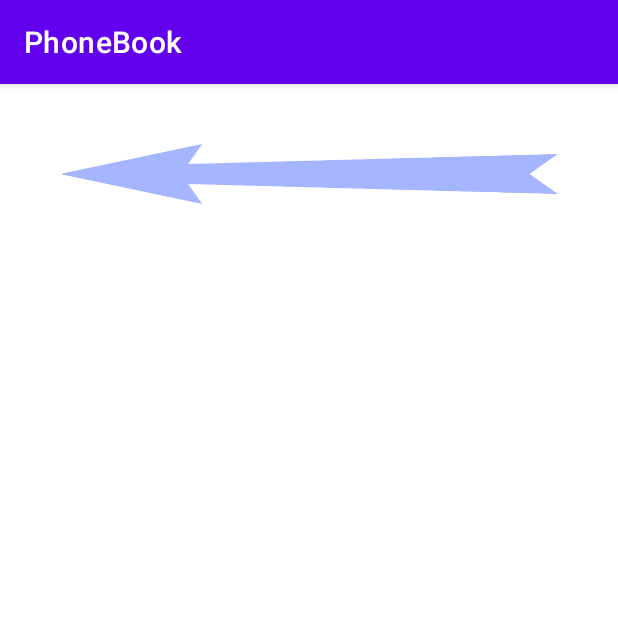
After one commit to Igor-developer/PhoneBook, an Android app: the FindingsActivity screen opened directly, with no data from a screen before it, on a phone screen of 412 x 824 dp, the top half of it. The commit adds this screen. Run offline under Robolectric (Android 15) with nearby library versions, the phone set to English and light mode, and no system bars.

Commit message:
Выполнено домашнее задание занятия №3 по Android - модифицировать приложение PhoneBook, чтобы найденные телефоны отображались на третьей Activity.
Модифицировать приложение PhoneBook - должно быть три Activity:
Activity 1 - в ней храним контакты и делаем поиск.
Activity 2 - в ней добавляем новые контакты.
Activity 3 - в ней показываем найденные контакты.

```diff
--- a/app/src/main/AndroidManifest.xml
+++ b/app/src/main/AndroidManifest.xml
@@ -9,7 +9,8 @@
         android:roundIcon="@mipmap/ic_launcher_round"
         android:supportsRtl="true"
         android:theme="@style/Theme.PhoneBook">
-        <activity android:name=".AddActivity"></activity>
+        <activity android:name=".FindingsActivity"></activity>
+        <activity android:name=".AddActivity" />
         <activity android:name=".MainActivity">
             <intent-filter>
                 <action android:name="android.intent.action.MAIN" />
--- a/app/src/main/java/com/example/android/phonebook/AddActivity.java
+++ b/app/src/main/java/com/example/android/phonebook/AddActivity.java
@@ -2,13 +2,11 @@ package com.example.android.phonebook;
 
 import androidx.appcompat.app.AppCompatActivity;
 import androidx.appcompat.widget.AppCompatButton;
-
 import android.content.Intent;
 import android.os.Bundle;
 import android.widget.EditText;
 import android.widget.TextView;
 import android.widget.Toast;
-
 import java.util.Map;
 import java.util.Set;
 import java.util.TreeSet;
--- /dev/null
+++ b/app/src/main/java/com/example/android/phonebook/FindingsActivity.java
@@ -0,0 +1,26 @@
+package com.example.android.phonebook;
+
+import androidx.appcompat.app.AppCompatActivity;
+import android.content.Intent;
+import android.os.Bundle;
+import android.widget.ImageButton;
+import android.widget.TextView;
+
+public class FindingsActivity extends AppCompatActivity {
+
+    @Override
+    protected void onCreate(Bundle savedInstanceState) {
+        super.onCreate(savedInstanceState);
+        setContentView(R.layout.activity_findings);
+
+        TextView phone_numbers_view = findViewById(R.id.phone_numbers);
+        Intent intent = getIntent();
+        phone_numbers_view.setText(intent.getStringExtra("findings"));
+
+        ImageButton backButton = findViewById(R.id.back_arrow);
+        backButton.setOnClickListener(v -> {
+            Intent intent2 = new Intent(FindingsActivity.this, MainActivity.class);
+            startActivity(intent2);
+        });
+    }
+}
--- a/app/src/main/java/com/example/android/phonebook/MainActivity.java
+++ b/app/src/main/java/com/example/android/phonebook/MainActivity.java
@@ -2,22 +2,20 @@ package com.example.android.phonebook;
 
 import androidx.appcompat.app.AppCompatActivity;
 import androidx.appcompat.widget.AppCompatButton;
-
 import android.content.Intent;
 import android.os.Bundle;
 import android.widget.EditText;
 import android.widget.TextView;
-
 import java.util.Map;
 import java.util.Set;
 import java.util.TreeMap;
 
 public class MainActivity extends AppCompatActivity {
-//Занятие 2.
-//Создать приложение PhoneBook. В телефонную книгу можно добавлять контакт по имени и телефон.
-//Искать контакт нужно по имени.
-//После добавления контакта в список обязательно очищать поля ввода.
-//Ещё необходимо добавить текстовое поле с количеством контактов.
+//Занятие 3.
+//Модифицировать приложение PhoneBook - должно быть три Activity:
+//Activity 1 - в ней храним контакты и делаем поиск.
+//Activity 2 - в ней добавляем новые контакты.
+//Activity 3 - в ней показываем найденные контакты.
 
     private static Map<String, Set<String>> phones;
 
@@ -93,7 +91,10 @@ public class MainActivity extends AppCompatActivity {
                 findings.append(n++).append(") ").append(i).append(System.lineSeparator());
             }
 
-            notification_view.setText(findings.toString());
+            Intent intent = new Intent(this, FindingsActivity.class);
+            intent.putExtra("findings", findings.toString());
+            name_view.setText("");
+            startActivity(intent);
         } else {
             notification_view.setTextColor(getResources().getColor(R.color.red));
             notification_view.setText(getString(R.string.zero_person_phones, name));
--- /dev/null
+++ b/app/src/main/res/layout/activity_findings.xml
@@ -0,0 +1,34 @@
+<?xml version="1.0" encoding="utf-8"?>
+<ScrollView xmlns:android="http://schemas.android.com/apk/res/android"
+    xmlns:tools="http://schemas.android.com/tools"
+    android:fillViewport="false"
+    android:layout_width="match_parent"
+    android:layout_height="wrap_content"
+    tools:context=".FindingsActivity">
+
+    <LinearLayout xmlns:app="http://schemas.android.com/apk/res-auto"
+        android:layout_width="match_parent"
+        android:layout_height="wrap_content"
+        android:orientation="vertical">
+
+        <ImageButton
+            android:id="@+id/back_arrow"
+            android:layout_width="wrap_content"
+            android:layout_height="40dp"
+            android:layout_margin="40dp"
+            android:background="@color/white"
+            android:contentDescription="@string/back"
+            android:scaleType="fitXY"
+            app:srcCompat="@drawable/back_arrow" />
+
+        <TextView
+            android:id="@+id/phone_numbers"
+            android:layout_width="match_parent"
+            android:layout_height="wrap_content"
+            android:layout_marginHorizontal="40dp"
+            android:layout_marginTop="40dp"
+            android:gravity="start|top"
+            android:textColor="@color/black"
+            android:textSize="24sp" />
+    </LinearLayout>
+</ScrollView>
--- a/app/src/main/res/values/strings.xml
+++ b/app/src/main/res/values/strings.xml
@@ -16,4 +16,6 @@
     <string name="duplicate_phone">Этот номер уже есть в телефонной книге!</string>
     <string name="record_created">Запись (%1$s, %2$s) успешно добавлена!</string>
     <string name="zero_person_phones">Нет записей для %1$s</string>
+    <string name="back">Назад</string>
+
 </resources>
```
Also changed, not shown: app/src/main/res/drawable-hdpi/back_arrow.png (added), app/src/main/res/drawable-mdpi/back_arrow.png (added), app/src/main/res/drawable-xhdpi/back_arrow.png (added), app/src/main/res/drawable-xxhdpi/back_arrow.png (added), app/src/main/res/drawable-xxxhdpi/back_arrow.png (added).
